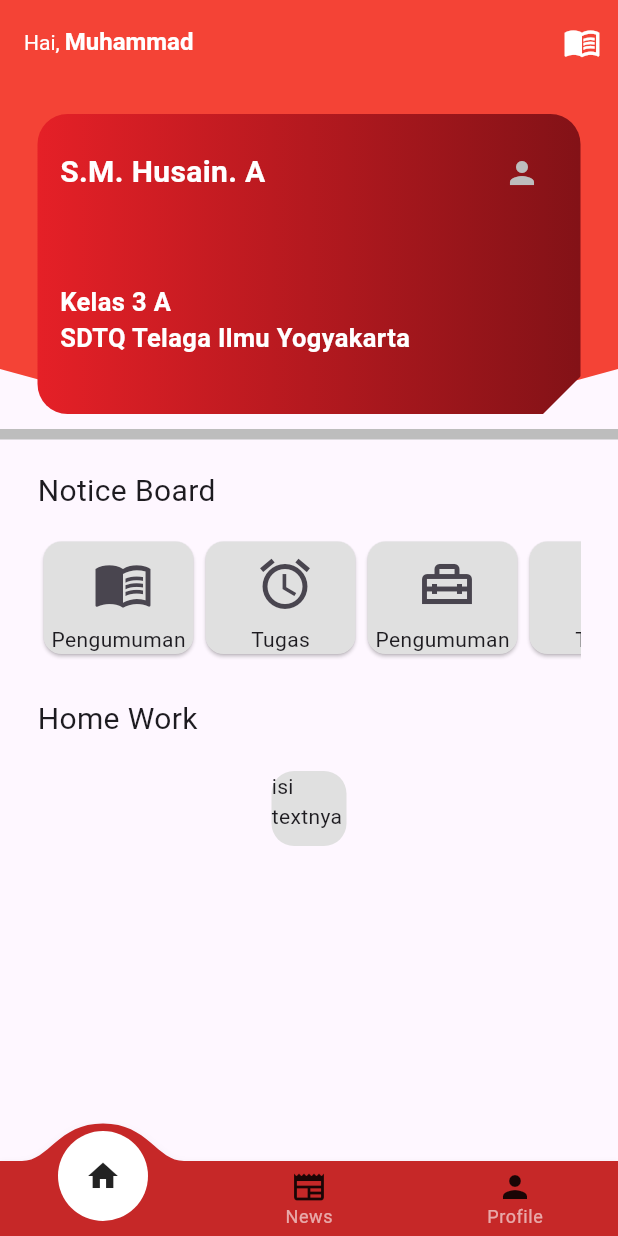
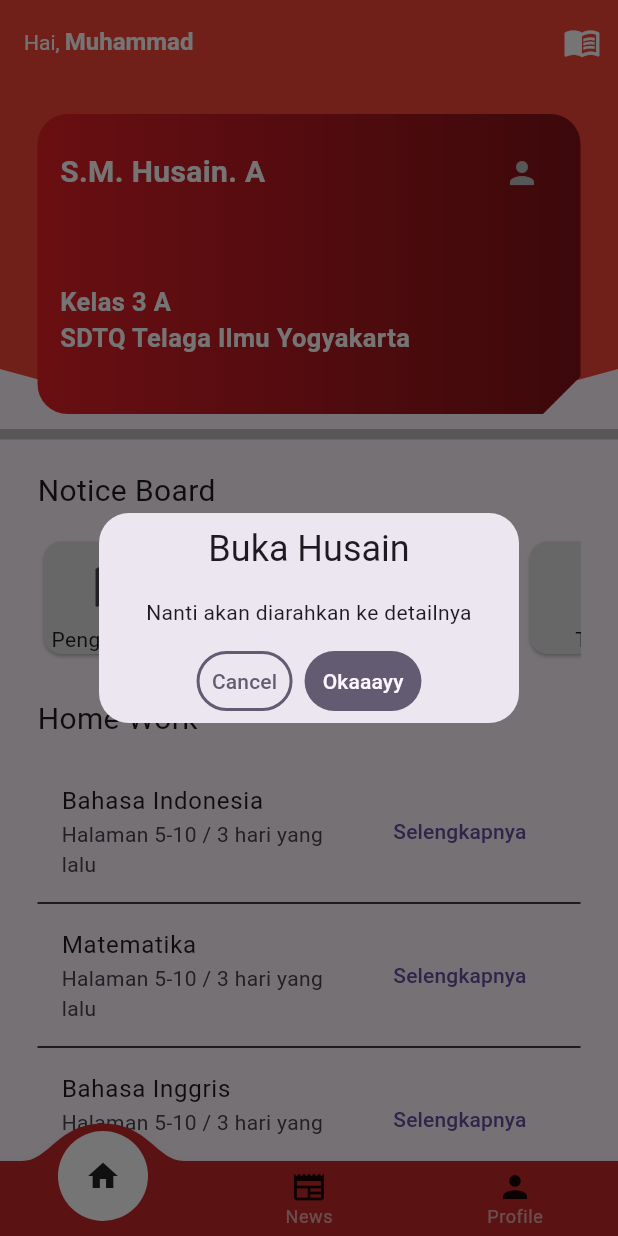
Before and after one commit to SaefudinAlBanna/second_project, a Flutter app: the screen it shows after launch, after a tap on the "person" icon, on a phone screen of 412 x 824 dp. Run offline on Flutter 3.47's test engine with Material 3 defaults, Android fonts, the phone set to English and light mode, and no system bars; drawn by our look-alikes of convex_bottom_bar; our stand-ins replace get.

Commit message:
menambahkan listtile pada notice

```diff
--- a/lib/app/modules/home/controllers/home_controller.dart
+++ b/lib/app/modules/home/controllers/home_controller.dart
@@ -13,14 +13,14 @@ class HomeController extends GetxController {
     Center(
         child: Text("News",
         style: TextStyle(
-          fontSize: 16,
+          fontSize: 50,
           fontWeight: FontWeight.bold
         ),),
       ),
     Center(
         child: Text("Profile",
         style: TextStyle(
-          fontSize: 16,
+          fontSize: 50,
           fontWeight: FontWeight.bold
         ),),
       ),
--- a/lib/app/modules/home/widgets_pages/home_widget.dart
+++ b/lib/app/modules/home/widgets_pages/home_widget.dart
@@ -28,7 +28,16 @@ class HomeWidget extends StatelessWidget {
         backgroundColor: Colors.red,
         actions: [
           IconButton(
-            onPressed: () {},
+            onPressed: () {
+              Get.defaultDialog(
+                title: "Buka Muhammad",
+                middleText: "nanti akan di arahkan ke detailnya",
+                textCancel: "Cancel",
+                onCancel: () => Get.back(),
+                textConfirm: "Okaaayy",
+                onConfirm: () => Get.back(),
+              );
+            },
             icon: Icon(
               Icons.menu_book_outlined,
               size: 25,
@@ -79,7 +88,17 @@ class HomeWidget extends StatelessWidget {
                                       color: Colors.white),
                                 ),
                                 IconButton(
-                                  onPressed: () {},
+                                  onPressed: () {
+                                    Get.defaultDialog(
+                                      title: "Buka Husain",
+                                      middleText:
+                                          "Nanti akan diarahkan ke detailnya",
+                                      textCancel: "Cancel",
+                                      onCancel: () => Get.back(),
+                                      textConfirm: "Okaaayy",
+                                      onConfirm: () => Get.back(),
+                                    );
+                                  },
                                   icon: Icon(
                                     Icons.person,
                                     color: Colors.grey[400],
@@ -138,26 +157,108 @@ class HomeWidget extends StatelessWidget {
                         child: Row(
                           mainAxisAlignment: MainAxisAlignment.spaceBetween,
                           children: [
-                            NoticeBoard(title: "Pengumuman", icon: Icon(Icons.menu_book_outlined, size: 40,)),
-                            NoticeBoard(title: "Tugas", icon: Icon(Icons.alarm, size: 40,)),
-                            NoticeBoard(title: "Pengumuman", icon: Icon(Icons.home_repair_service_outlined, size: 40,)),
-                            NoticeBoard(title: "Tugas", icon: Icon(Icons.bookmark_outline_outlined, size: 40,)),
-                            NoticeBoard(title: "Pengumuman", icon: Icon(Icons.perm_camera_mic, size: 40,)),
-                            NoticeBoard(title: "Tugas", icon: Icon(Icons.rowing_outlined, size: 40,)),
-                            NoticeBoard(title: "Pengumuman", icon: Icon(Icons.radar_outlined, size: 40,)),
-                            NoticeBoard(title: "Tugas", icon: Icon(Icons.wordpress_outlined, size: 40,)),
+                            NoticeBoard(
+                                title: "Pengumuman",
+                                icon: Icon(
+                                  Icons.menu_book_outlined,
+                                  size: 40,
+                                )),
+                            NoticeBoard(
+                                title: "Tugas",
+                                icon: Icon(
+                                  Icons.alarm,
+                                  size: 40,
+                                )),
+                            NoticeBoard(
+                                title: "Pengumuman",
+                                icon: Icon(
+                                  Icons.home_repair_service_outlined,
+                                  size: 40,
+                                )),
+                            NoticeBoard(
+                                title: "Tugas",
+                                icon: Icon(
+                                  Icons.bookmark_outline_outlined,
+                                  size: 40,
+                                )),
+                            NoticeBoard(
+                                title: "Pengumuman",
+                                icon: Icon(
+                                  Icons.perm_camera_mic,
+                                  size: 40,
+                                )),
+                            NoticeBoard(
+                                title: "Tugas",
+                                icon: Icon(
+                                  Icons.rowing_outlined,
+                                  size: 40,
+                                )),
+                            NoticeBoard(
+                                title: "Pengumuman",
+                                icon: Icon(
+                                  Icons.radar_outlined,
+                                  size: 40,
+                                )),
+                            NoticeBoard(
+                                title: "Tugas",
+                                icon: Icon(
+                                  Icons.wordpress_outlined,
+                                  size: 40,
+                                )),
                           ],
                         ),
                       ),
                       SizedBox(height: 25),
-                      Text("Home Work", style: TextStyle(
-                        fontSize: 20,
-                      ),),
+                      Text(
+                        "Home Work",
+                        style: TextStyle(
+                          fontSize: 20,
+                        ),
+                      ),
                       SizedBox(height: 20),
-                      Column(
-                        children: [
-                          IsiHomeWork(isitext: "isi textnya"),
-                        ],
+                      HomeWorkWidget(
+                        title: "Bahasa Indonesia",
+                        subtitle: "Halaman 5-10 / 3 hari yang lalu",
+                      ),
+                      Divider(color: Colors.black),
+                      HomeWorkWidget(
+                        title: "Matematika",
+                        subtitle: "Halaman 5-10 / 3 hari yang lalu",
+                      ),
+                      Divider(color: Colors.black),
+                      HomeWorkWidget(
+                        title: "Bahasa Inggris",
+                        subtitle: "Halaman 5-10 / 3 hari yang lalu",
+                      ),
+                      Divider(color: Colors.black),
+                      HomeWorkWidget(
+                        title: "Bahasa Indonesia",
+                        subtitle: "Halaman 5-10 / 3 hari yang lalu",
+                      ),
+                      Divider(color: Colors.black),
+                      HomeWorkWidget(
+                        title: "Matematika",
+                        subtitle: "Halaman 5-10 / 3 hari yang lalu",
+                      ),
+                      Divider(color: Colors.black),
+                      HomeWorkWidget(
+                        title: "Bahasa Inggris",
+                        subtitle: "Halaman 5-10 / 3 hari yang lalu",
+                      ),
+                      Divider(color: Colors.black),
+                      HomeWorkWidget(
+                        title: "Bahasa Indonesia",
+                        subtitle: "Halaman 5-10 / 3 hari yang lalu",
+                      ),
+                      Divider(color: Colors.black),
+                      HomeWorkWidget(
+                        title: "Matematika",
+                        subtitle: "Halaman 5-10 / 3 hari yang lalu",
+                      ),
+                      Divider(color: Colors.black),
+                      HomeWorkWidget(
+                        title: "Bahasa Inggris",
+                        subtitle: "Halaman 5-10 / 3 hari yang lalu",
                       ),
                     ],
                   ),
@@ -167,6 +268,42 @@ class HomeWidget extends StatelessWidget {
           ),
         ],
       ),
+    );
+  }
+}
+
+class HomeWorkWidget extends StatelessWidget {
+  const HomeWorkWidget({
+    super.key,
+    required this.title,
+    required this.subtitle,
+  });
+
+  final String title;
+  final String subtitle;
+
+  @override
+  Widget build(BuildContext context) {
+    return ListTile(
+      title: Text(title),
+      subtitle: Text(subtitle),
+      trailing: TextButton(
+        onPressed: () {
+          Get.defaultDialog(
+            title: "Buka Tugas",
+            middleText: "Anda akan mengerjakan tugasnya",
+            textCancel: "Cancel",
+            onCancel: () => Get.back(),
+            textConfirm: "Okaaayy",
+            onConfirm: () => Get.back(),
+          );
+        },
+        child: Text("Selengkapnya"),
+      ),
+      // leading: Checkbox(
+      //   value: true,
+      //   onChanged: (value) => true,
+      // ),
     );
   }
 }
@@ -185,8 +322,8 @@ class IsiHomeWork extends StatelessWidget {
       height: 50,
       width: 50,
       decoration: BoxDecoration(
-      color: Colors.grey[300],
-      borderRadius: BorderRadius.circular(15),
+        color: Colors.grey[300],
+        borderRadius: BorderRadius.circular(15),
       ),
       child: Text(isitext),
     );
@@ -194,7 +331,7 @@ class IsiHomeWork extends StatelessWidget {
 }
 
 class NoticeBoard extends StatelessWidget {
-   const NoticeBoard({
+  const NoticeBoard({
     super.key,
     required this.title,
     required this.icon,
@@ -214,11 +351,27 @@ class NoticeBoard extends StatelessWidget {
           SizedBox(
             height: 50,
             width: 50,
-            child: IconButton(onPressed: (){}, icon: icon,),
+            child: IconButton(
+              onPressed: () {
+                Get.defaultDialog(
+            title: "Buka Notice",
+            middleText: "Nanti akan diarahkan ke detailnya",
+            textCancel: "Cancel",
+            onCancel: () => Get.back(),
+            textConfirm: "Okaaayy",
+            onConfirm: () => Get.back(),
+          );
+              },
+              icon: icon,
+            ),
           ),
-          SizedBox(height: 5, width: 100,),
-
-          Text(title,),
+          SizedBox(
+            height: 5,
+            width: 100,
+          ),
+          Text(
+            title,
+          ),
         ],
       ),
     );
```
